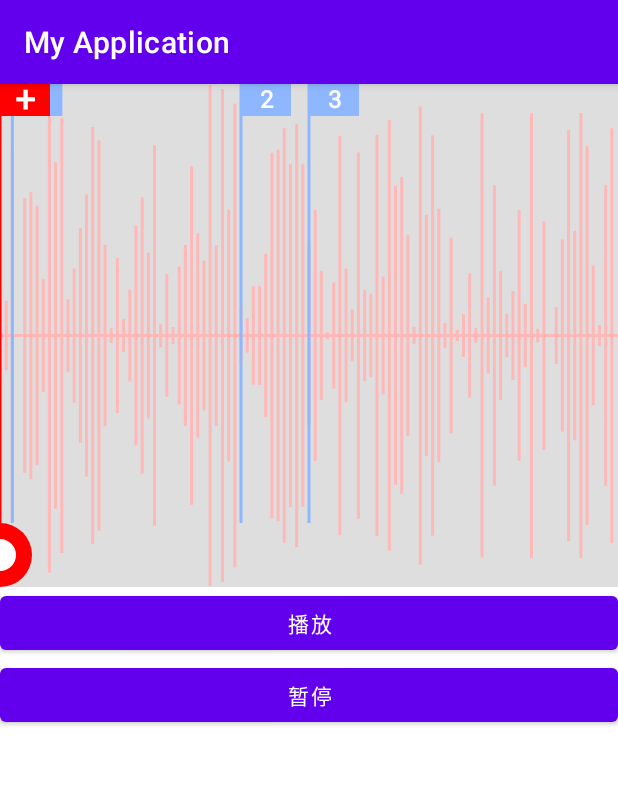
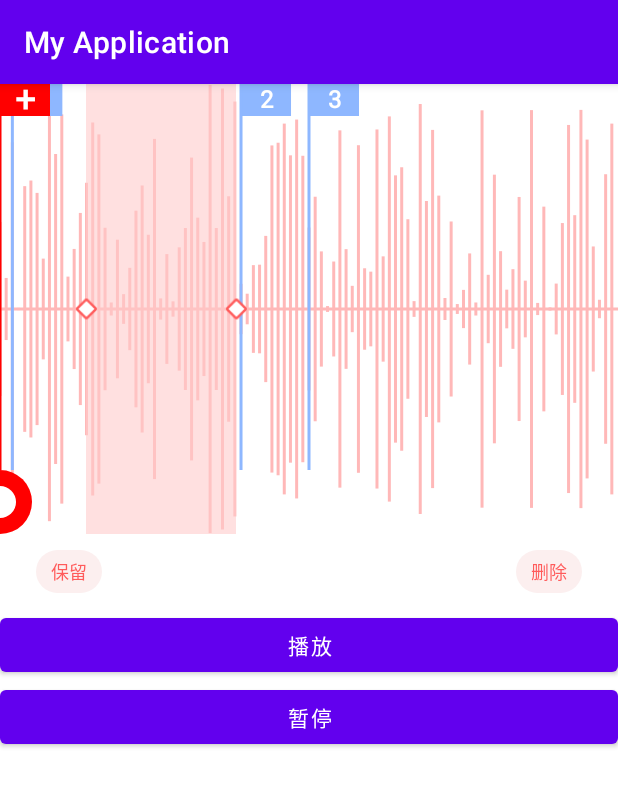
Before and after one commit to Dan-Yue/MyApplication, an Android app: the screen it shows after launch (MainActivity), on a phone screen of 412 x 824 dp. Shown: the top 787 px of the screen. Run offline under Robolectric (Android 15) with nearby library versions, the phone set to English and light mode, and no system bars.

Commit message:
自定义音波图-25

```diff
--- a/app/src/main/java/com/ybs/myapplication/RecordedBackground.kt
+++ b/app/src/main/java/com/ybs/myapplication/RecordedBackground.kt
@@ -60,12 +60,6 @@ class RecordedBackground(
     private var isCross = false
 
     private var crossClick: ((PointF, Int) -> Unit)? = null
-
-    init {
-        val a: TypedArray = context.obtainStyledAttributes(attrs, R.styleable.RecorderWave)
-        defaultSize = a.getDimensionPixelSize(R.styleable.RecorderWave_default_size, 100)
-        a.recycle()
-    }
 
     constructor(context: Context) : this(context, null, 0)
 
--- a/app/src/main/java/com/ybs/myapplication/RecorderCrop.kt
+++ b/app/src/main/java/com/ybs/myapplication/RecorderCrop.kt
@@ -3,6 +3,7 @@ package com.ybs.myapplication
 import android.annotation.SuppressLint
 import android.content.Context
 import android.util.AttributeSet
+import android.util.Log
 import android.view.LayoutInflater
 import android.view.MotionEvent
 import android.view.View
@@ -41,6 +42,9 @@ class RecorderCrop(context: Context, attrs: AttributeSet?, defStyleAttr: Int) :
     private var startImage: ImageView? = null
     private val px = (7.5f * context.resources.displayMetrics.density + 0.5f).toInt()
     private var click: ((Boolean, Double, Double) -> Unit)? = null
+    private var startProgress: TextView? = null
+    private var endProgress: TextView? = null
+    private var duration = 1000L
 
     constructor(context: Context) : this(context, null, 0)
 
@@ -57,9 +61,12 @@ class RecorderCrop(context: Context, attrs: AttributeSet?, defStyleAttr: Int) :
         view = findViewById(R.id.view)
         startImage = findViewById(R.id.left)
         endImage = findViewById(R.id.right)
+        startProgress = findViewById(R.id.start_progress)
+        endProgress = findViewById(R.id.end_progress)
         startImage!!.setOnTouchListener { v, event ->
             when (event.action) {
                 MotionEvent.ACTION_DOWN -> {
+                    startProgress!!.visibility = View.VISIBLE
                     endLastX = endImage!!.left
                     startX = event.rawX
                 }
@@ -69,9 +76,11 @@ class RecorderCrop(context: Context, attrs: AttributeSet?, defStyleAttr: Int) :
                         v.layout((v.left + dx).toInt(), v.top, (v.right + dx).toInt(), v.bottom)
                         view!!.layout((v.right + dx - px).toInt(), v.top, endLastX + px, v.bottom)
                         startX = event.rawX
+                        startProgress!!.x = view!!.x
                     }
                 }
                 MotionEvent.ACTION_UP -> {
+                    startProgress!!.visibility = View.INVISIBLE
                     startLastX = v.right
                 }
             }
@@ -80,6 +89,7 @@ class RecorderCrop(context: Context, attrs: AttributeSet?, defStyleAttr: Int) :
         endImage!!.setOnTouchListener { v, event ->
             when (event.action) {
                 MotionEvent.ACTION_DOWN -> {
+                    endProgress!!.visibility = View.VISIBLE
                     startLastX = startImage!!.right
                     endX = event.rawX
                 }
@@ -88,10 +98,12 @@ class RecorderCrop(context: Context, attrs: AttributeSet?, defStyleAttr: Int) :
                     if (v.left + dx > startLastX && v.right + dx <= layout!!.right) {
                         v.layout((v.left + dx).toInt(), v.top, (v.right + dx).toInt(), v.bottom)
                         view!!.layout(startLastX - px, v.top, (v.left + dx + px).toInt(), v.bottom)
+                        endProgress!!.x = view!!.x + view!!.width
                         endX = event.rawX
                     }
                 }
                 MotionEvent.ACTION_UP -> {
+                    endProgress!!.visibility = View.INVISIBLE
                     endLastX = v.left
                 }
             }
@@ -109,6 +121,10 @@ class RecorderCrop(context: Context, attrs: AttributeSet?, defStyleAttr: Int) :
         click = block
     }
 
+    fun setDuration(duration: Long) {
+        this.duration = duration
+    }
+
     private fun handling(type: Boolean) {
         val start = startImage!!.left
         val end = endImage!!.right
--- a/app/src/main/res/layout/activity_main.xml
+++ b/app/src/main/res/layout/activity_main.xml
@@ -4,11 +4,20 @@
     android:layout_height="match_parent"
     android:orientation="vertical">
 
-    <com.ybs.myapplication.RecorderWave
-        android:id="@+id/RecorderWave"
-        android:layout_width="match_parent"
-        android:layout_height="335dp"
-        android:background="@color/hui" />
+    <FrameLayout
+        android:layout_width="wrap_content"
+        android:layout_height="wrap_content">
+
+        <com.ybs.myapplication.RecorderWave
+            android:id="@+id/RecorderWave"
+            android:layout_width="match_parent"
+            android:layout_height="wrap_content" />
+
+        <com.ybs.myapplication.RecorderCrop
+            android:id="@+id/crop"
+            android:layout_width="match_parent"
+            android:layout_height="wrap_content" />
+    </FrameLayout>
 
     <Button
         android:id="@+id/start"
--- a/app/src/main/res/layout/layout_recorder_crop.xml
+++ b/app/src/main/res/layout/layout_recorder_crop.xml
@@ -8,14 +8,40 @@
 
     <FrameLayout
         android:layout_width="match_parent"
-        android:layout_height="250dp"
+        android:layout_height="@dimen/wave_height"
         android:background="#00000000">
+
+        <TextView
+            android:visibility="invisible"
+            android:id="@+id/start_progress"
+            android:layout_marginStart="57.5dp"
+            android:layout_width="wrap_content"
+            android:layout_height="wrap_content"
+            android:paddingStart="3dp"
+            android:paddingEnd="3dp"
+            android:gravity="center"
+            android:textSize="10sp"
+            android:textColor="@color/white"
+            android:background="@color/recorder_red"/>
+
+        <TextView
+            android:visibility="invisible"
+            android:id="@+id/end_progress"
+            android:layout_marginStart="157.5dp"
+            android:layout_width="wrap_content"
+            android:layout_height="wrap_content"
+            android:paddingStart="3dp"
+            android:paddingEnd="3dp"
+            android:gravity="center"
+            android:textSize="10sp"
+            android:textColor="@color/white"
+            android:background="@color/recorder_red"/>
 
         <View
             android:id="@+id/view"
             android:layout_width="100dp"
             android:layout_height="match_parent"
-            android:background="#AAFFEEEE"
+            android:background="#99FFCCCC"
             android:layout_marginStart="57.5dp"/>
 
         <RelativeLayout
@@ -27,21 +53,20 @@
                 android:layout_width="15dp"
                 android:layout_height="match_parent"
                 android:layout_marginStart="50dp"
-                android:scaleType="fitXY"
-                android:src="@mipmap/crop_start" />
+                android:src="@mipmap/crop_index" />
 
             <ImageView
                 android:id="@+id/right"
                 android:layout_width="15dp"
                 android:layout_height="match_parent"
                 android:layout_marginStart="150dp"
-                android:src="@mipmap/crop_end"/>
+                android:src="@mipmap/crop_index"/>
         </RelativeLayout>
     </FrameLayout>
 
     <RelativeLayout
         android:layout_width="match_parent"
-        android:layout_height="match_parent"
+        android:layout_height="@dimen/crop_height"
         android:gravity="center_vertical"
         android:background="@color/white">
 
@@ -57,7 +82,7 @@
             android:gravity="center"
             android:paddingBottom="5dp"
             android:layout_marginStart="24dp"
-            android:textColor="#FF5B5B"
+            android:textColor="@color/recorder_red"
             android:textSize="12sp" />
 
 
@@ -74,7 +99,7 @@
             android:paddingBottom="5dp"
             android:layout_marginEnd="24dp"
             android:layout_alignParentEnd="true"
-            android:textColor="#FF5B5B"
+            android:textColor="@color/recorder_red"
             android:textSize="12sp" />
 
     </RelativeLayout>
--- a/app/src/main/res/layout/layout_recorder_wave.xml
+++ b/app/src/main/res/layout/layout_recorder_wave.xml
@@ -1,20 +1,17 @@
 <?xml version="1.0" encoding="utf-8"?>
 <FrameLayout xmlns:android="http://schemas.android.com/apk/res/android"
-    xmlns:hc="http://schemas.android.com/apk/res-auto"
     android:layout_width="match_parent"
-    android:layout_height="match_parent"
+    android:layout_height="@dimen/wave_height"
     android:id="@+id/frame">
 
     <com.ybs.myapplication.RecordedBackground
         android:id="@+id/recorded"
         android:layout_width="match_parent"
-        android:layout_height="335dp"
-        android:background="@color/hui"
-        hc:default_size="335dp" />
+        android:layout_height="match_parent"/>
 
     <com.ybs.myapplication.RecorderIndex
         android:id="@+id/flag"
         android:layout_width="wrap_content"
-        android:layout_height="335dp"/>
+        android:layout_height="match_parent"/>
 
 </FrameLayout>
--- a/app/src/main/res/values/colors.xml
+++ b/app/src/main/res/values/colors.xml
@@ -7,5 +7,5 @@
     <color name="teal_700">#FF018786</color>
     <color name="black">#FF000000</color>
     <color name="white">#FFFFFFFF</color>
-    <color name="hui">#11000000</color>
+    <color name="recorder_red">#FF5B5B</color>
 </resources>
--- a/app/src/main/res/values/styles.xml
+++ b/app/src/main/res/values/styles.xml
@@ -1,10 +1,7 @@
 <?xml version="1.0" encoding="utf-8"?>
 <resources>
+    <dimen name="wave_height">300dp</dimen>
+    <dimen name="crop_height">50dp</dimen>
 
-    <!--name为声明的"属性集合"名，可以随便取，但是最好是设置为跟我们的View一样的名称-->
-    <declare-styleable name="RecorderWave">
-        <!--声明我们的属性，名称为default_size,取值类型为尺寸类型（dp,px等）-->
-        <attr name="default_size" format="dimension" />
-    </declare-styleable>
 
 </resources>
```
Also changed, not shown: app/src/main/res/mipmap-xxhdpi/crop_index.png (renamed from app/src/main/res/mipmap-xxhdpi/crop_end.png), app/src/main/res/mipmap-xxhdpi/crop_start.png (deleted).
